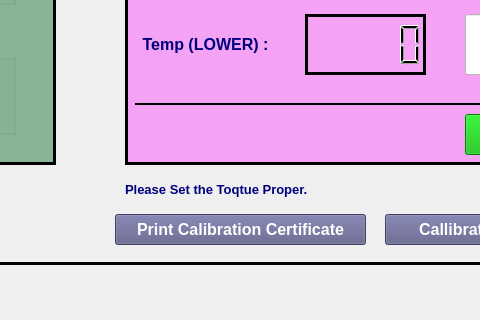
Before: the Qt Designer form MDR/ui/MDR_07_CALIBRATION.ui in sanjaymanegit/testRepo, drawn with Qt 5; both pictures show x 485 to 965 and y 356 to 676 of the 1196 by 676 pixel window.
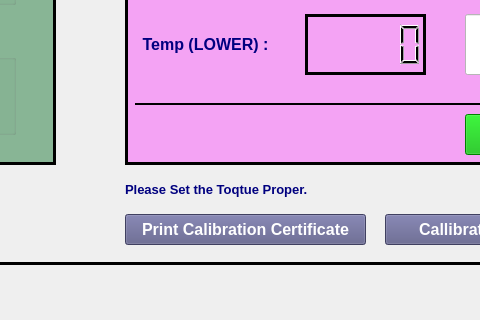
After: the same form once the commit is applied.

Patch:
```diff
--- a/MDR/ui/MDR_07_CALIBRATION.ui
+++ b/MDR/ui/MDR_07_CALIBRATION.ui
@@ -760,9 +760,9 @@
     <widget class="QPushButton" name="pushButton_16">
      <property name="geometry">
       <rect>
-       <x>570</x>
+       <x>580</x>
        <y>550</y>
-       <width>251</width>
+       <width>241</width>
        <height>31</height>
       </rect>
      </property>
```
